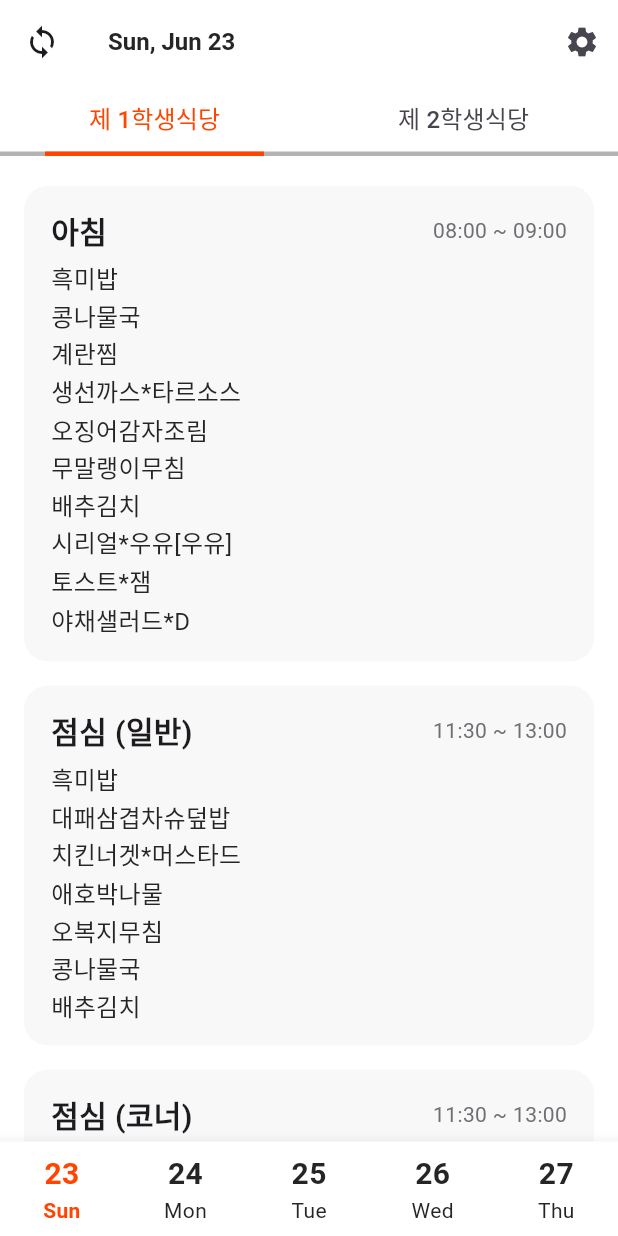
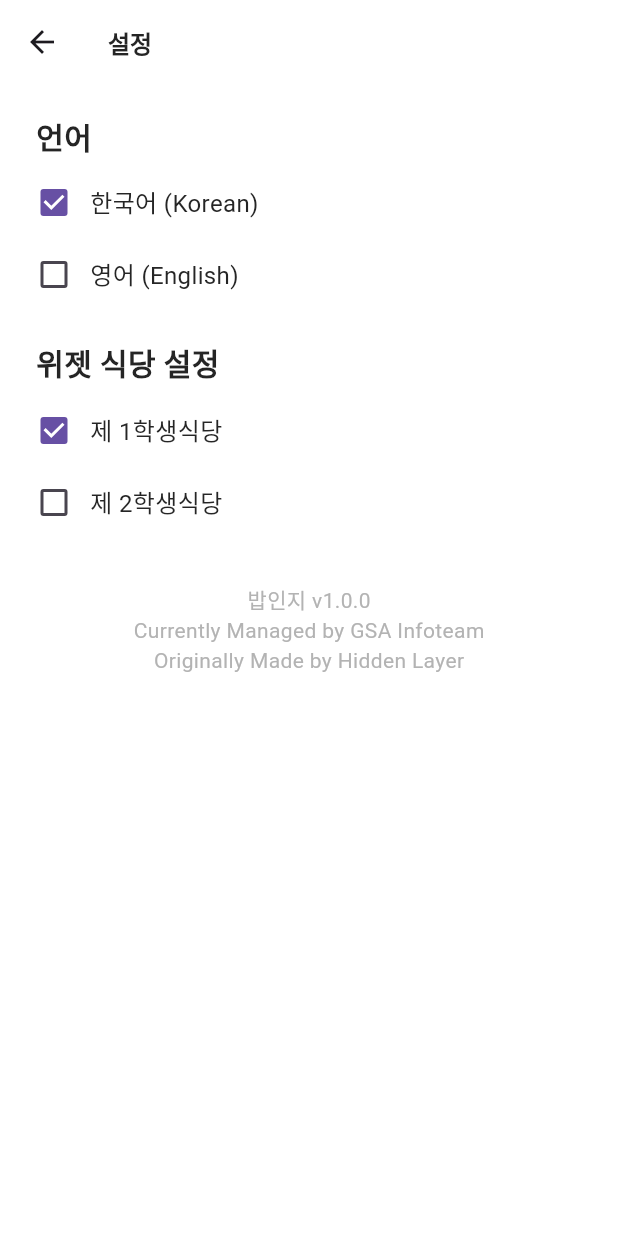
Before and after one commit to dawnfire05/meal-flutter, a Flutter app: the screen it shows after launch, after a tap on the "settings" icon, on a phone screen of 412 x 824 dp. Run offline on Flutter 3.47's test engine with Material 3 defaults, Android fonts, the phone set to English and light mode, and no system bars.

Commit message:
feat: setting screen

```diff
--- a/lib/screens/main_screen.dart
+++ b/lib/screens/main_screen.dart
@@ -1,6 +1,7 @@
 import 'package:flutter/material.dart';
 import 'package:intl/intl.dart';
 import 'package:rice/palette.dart';
+import 'package:rice/screens/setting_screen.dart';
 
 class MainScreen extends StatelessWidget {
   const MainScreen({super.key});
@@ -20,7 +21,10 @@ class MainScreen extends StatelessWidget {
           actions: [
             IconButton(
               icon: const Icon(Icons.settings),
-              onPressed: () {},
+              onPressed: () => Navigator.push(
+                context,
+                MaterialPageRoute(builder: (_) => const SettingScreen()),
+              ),
             ),
           ],
           bottom: const TabBar(
@@ -168,7 +172,7 @@ class _MealContent extends StatelessWidget {
             shrinkWrap: true,
             itemBuilder: (_, i) => Text(
               menus[i],
-              style: const TextStyle(fontSize: 16, color: Color(0xFF252525)),
+              style: const TextStyle(fontSize: 16, color: Palette.dark),
             ),
             separatorBuilder: (_, __) => const SizedBox(height: 2),
             itemCount: menus.length,
--- /dev/null
+++ b/lib/screens/setting_screen.dart
@@ -0,0 +1,107 @@
+import 'package:flutter/material.dart';
+import 'package:rice/palette.dart';
+
+class SettingScreen extends StatelessWidget {
+  const SettingScreen({super.key});
+
+  @override
+  Widget build(BuildContext context) {
+    return Scaffold(
+      appBar: AppBar(
+        title: const Text('설정'),
+      ),
+      body: SingleChildScrollView(
+        child: Column(
+          crossAxisAlignment: CrossAxisAlignment.stretch,
+          children: [
+            Padding(
+              padding: const EdgeInsets.symmetric(horizontal: 24) +
+                  const EdgeInsets.only(top: 20, bottom: 6),
+              child: const Text(
+                '언어',
+                style: TextStyle(
+                  fontSize: 20,
+                  fontWeight: FontWeight.w600,
+                  color: Palette.dark,
+                ),
+              ),
+            ),
+            Padding(
+              padding: const EdgeInsets.symmetric(horizontal: 12),
+              child: Column(
+                children: [
+                  Row(
+                    children: [
+                      Checkbox(value: true, onChanged: (_) {}),
+                      const Text(
+                        '한국어 (Korean)',
+                        style: TextStyle(fontSize: 16, color: Palette.dark),
+                      ),
+                    ],
+                  ),
+                  Row(
+                    children: [
+                      Checkbox(value: false, onChanged: (_) {}),
+                      const Text(
+                        '영어 (English)',
+                        style: TextStyle(fontSize: 16, color: Palette.dark),
+                      ),
+                    ],
+                  ),
+                ],
+              ),
+            ),
+            Padding(
+              padding: const EdgeInsets.symmetric(horizontal: 24) +
+                  const EdgeInsets.only(top: 20, bottom: 6),
+              child: const Text(
+                '위젯 식당 설정',
+                style: TextStyle(
+                  fontSize: 20,
+                  fontWeight: FontWeight.w600,
+                  color: Palette.dark,
+                ),
+              ),
+            ),
+            Padding(
+              padding: const EdgeInsets.symmetric(horizontal: 12),
+              child: Column(
+                children: [
+                  Row(
+                    children: [
+                      Checkbox(value: true, onChanged: (_) {}),
+                      const Text(
+                        '제 1학생식당',
+                        style: TextStyle(fontSize: 16, color: Palette.dark),
+                      ),
+                    ],
+                  ),
+                  Row(
+                    children: [
+                      Checkbox(value: false, onChanged: (_) {}),
+                      const Text(
+                        '제 2학생식당',
+                        style: TextStyle(fontSize: 16, color: Palette.dark),
+                      ),
+                    ],
+                  ),
+                ],
+              ),
+            ),
+            const SizedBox(height: 30),
+            DefaultTextStyle.merge(
+              style: const TextStyle(fontSize: 14, color: Palette.grey),
+              child: const Column(
+                children: [
+                  Text('밥인지 v1.0.0'),
+                  Text('Currently Managed by GSA Infoteam'),
+                  Text('Originally Made by Hidden Layer'),
+                ],
+              ),
+            ),
+          ],
+        ),
+      ),
+    );
+  }
+}
```
